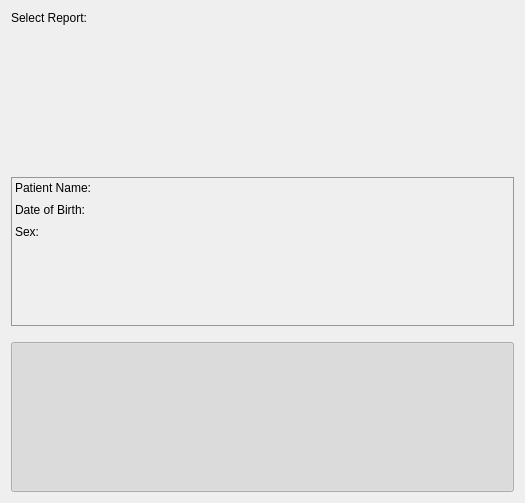
First picture: the form in Resources/UI/qSlicerLongPETCTReportSelectionWidget.ui, repository paulcm/LongitudinalPETCT, before the edit.
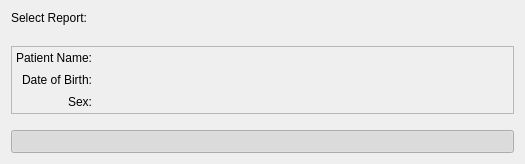
Second picture: the form after the edit. Custom widgets are drawn as their Qt base class.

Commit message: ENH: Changed from simple border around information to QFrame

```diff
--- a/Resources/UI/qSlicerLongPETCTReportSelectionWidget.ui
+++ b/Resources/UI/qSlicerLongPETCTReportSelectionWidget.ui
@@ -7,7 +7,7 @@
     <x>0</x>
     <y>0</y>
     <width>525</width>
-    <height>503</height>
+    <height>164</height>
    </rect>
   </property>
   <property name="windowTitle">
@@ -35,14 +35,14 @@
     </layout>
    </item>
    <item>
-    <widget class="QWidget" name="WidgetInformations" native="true">
-     <property name="styleSheet">
-      <string notr="true">border: 1px solid #979797;</string>
+    <widget class="QFrame" name="FrameInformation">
+     <property name="frameShape">
+      <enum>QFrame::StyledPanel</enum>
      </property>
-     <layout class="QFormLayout" name="formLayout_2">
-      <property name="fieldGrowthPolicy">
-       <enum>QFormLayout::FieldsStayAtSizeHint</enum>
-      </property>
+     <property name="frameShadow">
+      <enum>QFrame::Sunken</enum>
+     </property>
+     <layout class="QGridLayout" name="gridLayout" columnstretch="0,1">
       <property name="horizontalSpacing">
        <number>12</number>
       </property>
@@ -65,16 +65,6 @@
         </property>
        </widget>
       </item>
-      <item row="0" column="1">
-       <widget class="QLabel" name="LabelNameInfo">
-        <property name="styleSheet">
-         <string notr="true">border: none</string>
-        </property>
-        <property name="text">
-         <string/>
-        </property>
-       </widget>
-      </item>
       <item row="1" column="0">
        <widget class="QLabel" name="LabelDoB">
         <property name="styleSheet">
@@ -88,16 +78,6 @@
         </property>
        </widget>
       </item>
-      <item row="1" column="1">
-       <widget class="QLabel" name="LabelDoBInfo">
-        <property name="styleSheet">
-         <string notr="true">border: none</string>
-        </property>
-        <property name="text">
-         <string/>
-        </property>
-       </widget>
-      </item>
       <item row="2" column="0">
        <widget class="QLabel" name="LabelSex">
         <property name="styleSheet">
@@ -111,6 +91,26 @@
         </property>
        </widget>
       </item>
+      <item row="0" column="1">
+       <widget class="QLabel" name="LabelNameInfo">
+        <property name="styleSheet">
+         <string notr="true">border: none</string>
+        </property>
+        <property name="text">
+         <string/>
+        </property>
+       </widget>
+      </item>
+      <item row="1" column="1">
+       <widget class="QLabel" name="LabelDoBInfo">
+        <property name="styleSheet">
+         <string notr="true">border: none</string>
+        </property>
+        <property name="text">
+         <string/>
+        </property>
+       </widget>
+      </item>
       <item row="2" column="1">
        <widget class="QLabel" name="LabelSexInfo">
         <property name="styleSheet">
@@ -152,17 +152,17 @@
   </layout>
  </widget>
  <customwidgets>
+  <customwidget>
+   <class>ctkExpandButton</class>
+   <extends>QToolButton</extends>
+   <header>ctkExpandButton.h</header>
+  </customwidget>
   <customwidget>
    <class>qMRMLNodeComboBox</class>
    <extends>QWidget</extends>
    <header>qmrmlnodecombobox.h</header>
    <container>1</container>
   </customwidget>
-  <customwidget>
-   <class>ctkExpandButton</class>
-   <extends>QToolButton</extends>
-   <header>ctkExpandButton.h</header>
-  </customwidget>
  </customwidgets>
  <resources/>
  <connections>
```
Left out of the diff: 13 changed lines with no effect on the pictures.
